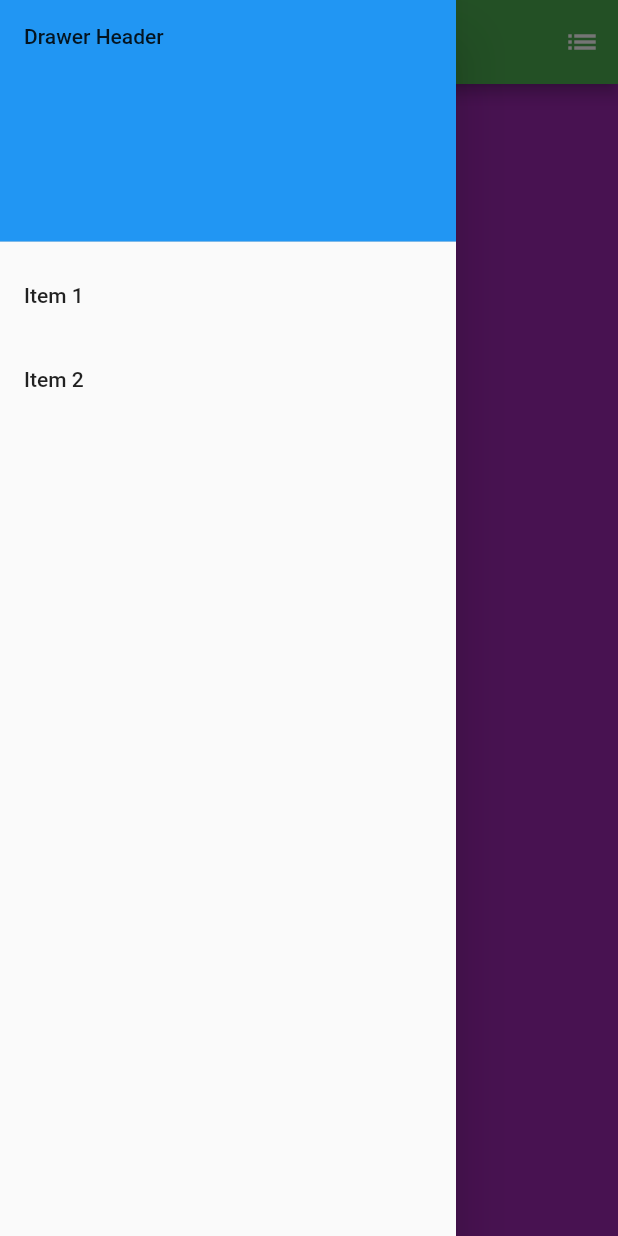
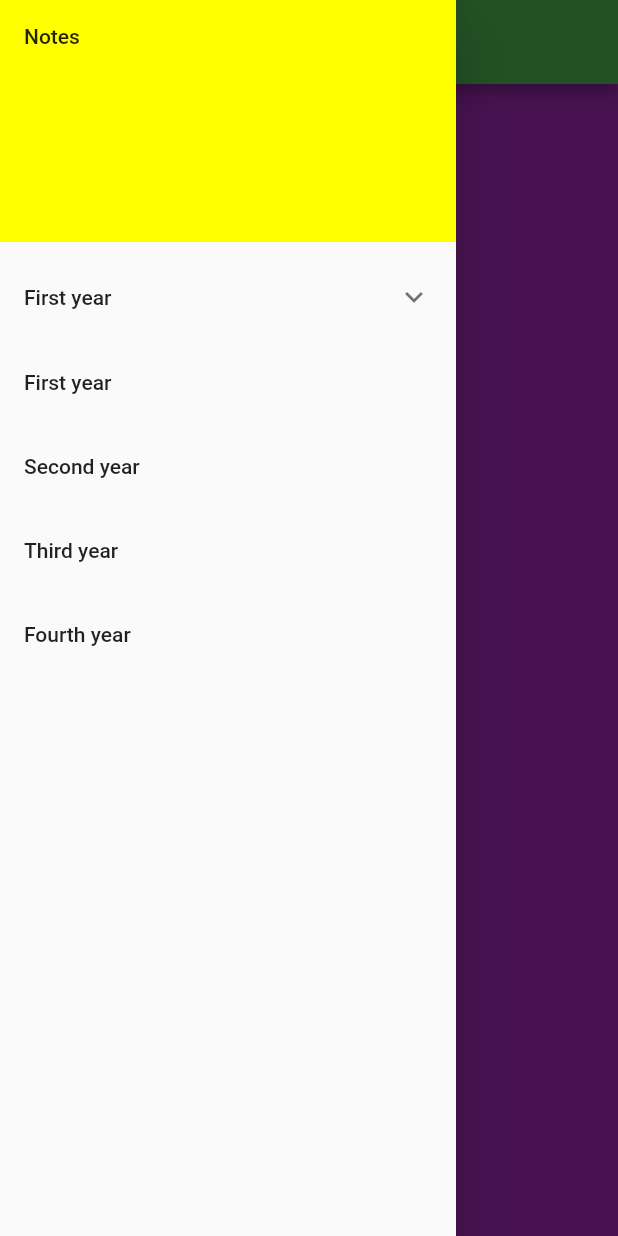
Before and after one commit to KoushikAI/first_trial, a Flutter app: the screen it shows after launch, with the side drawer open, on a phone screen of 412 x 824 dp. Run offline on Flutter 3.47's test engine with Material 2 defaults, Android fonts, the phone set to English and light mode, and no system bars; our stand-ins replace splashscreen.

```diff
--- a/lib/main.dart
+++ b/lib/main.dart
@@ -40,14 +40,6 @@ class SecondScreen extends StatelessWidget {
     return Scaffold(
       appBar: AppBar(
         backgroundColor: Colors.green,
-        actions: <Widget>[
-          IconButton(
-            icon: Icon(
-              Icons.list,
-            ),
-            onPressed: () {},
-          )
-        ],
         title: Text(
           "GCTC",
           textAlign: TextAlign.center,
@@ -63,19 +55,40 @@ class SecondScreen extends StatelessWidget {
           children: [
             const DrawerHeader(
               decoration: BoxDecoration(
-                color: Colors.blue,
+                color: Colors.yellowAccent,
               ),
-              child: Text('Drawer Header'),
+              child: Text('Notes'),
+            ),
+            ExpansionTile(
+              title: Text("First year"),
+              children: <Widget>[
+                Text("CSE"),
+                Text("children 2")
+              ],
             ),
             ListTile(
-              title: const Text('Item 1'),
+              title: const Text('First year'),
               onTap: () {
                 // Update the state of the app.
                 // ...
               },
             ),
             ListTile(
-              title: const Text('Item 2'),
+              title: const Text('Second year'),
+              onTap: () {
+                // Update the state of the app.
+                // ...
+              },
+            ),
+            ListTile(
+              title: const Text('Third year'),
+              onTap: () {
+                // Update the state of the app.
+                // ...
+              },
+            ),
+            ListTile(
+              title: const Text('Fourth year'),
               onTap: () {
                 // Update the state of the app.
                 // ...
```
Also changed, not shown: 1 other file.
